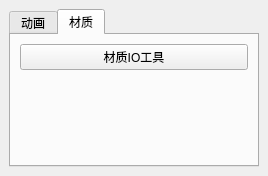
The window that seer7_setup.ui (rupengfei/TD_code) describes before a commit, drawn with Qt 5.
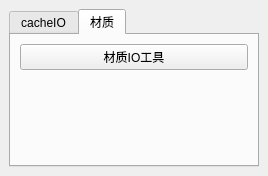
The same window after the commit. The open tabs and pages were chosen to show the change.

Diff of the .ui file:
```diff
--- a/seer7_setup.ui
+++ b/seer7_setup.ui
@@ -38,7 +38,7 @@
       </property>
       <widget class="QWidget" name="tab1">
        <attribute name="title">
-        <string>动画</string>
+        <string>cacheIO</string>
        </attribute>
        <layout class="QVBoxLayout" name="verticalLayout_3">
         <item>
```
Left out of the diff: 2 changed lines with no effect on the pictures.
